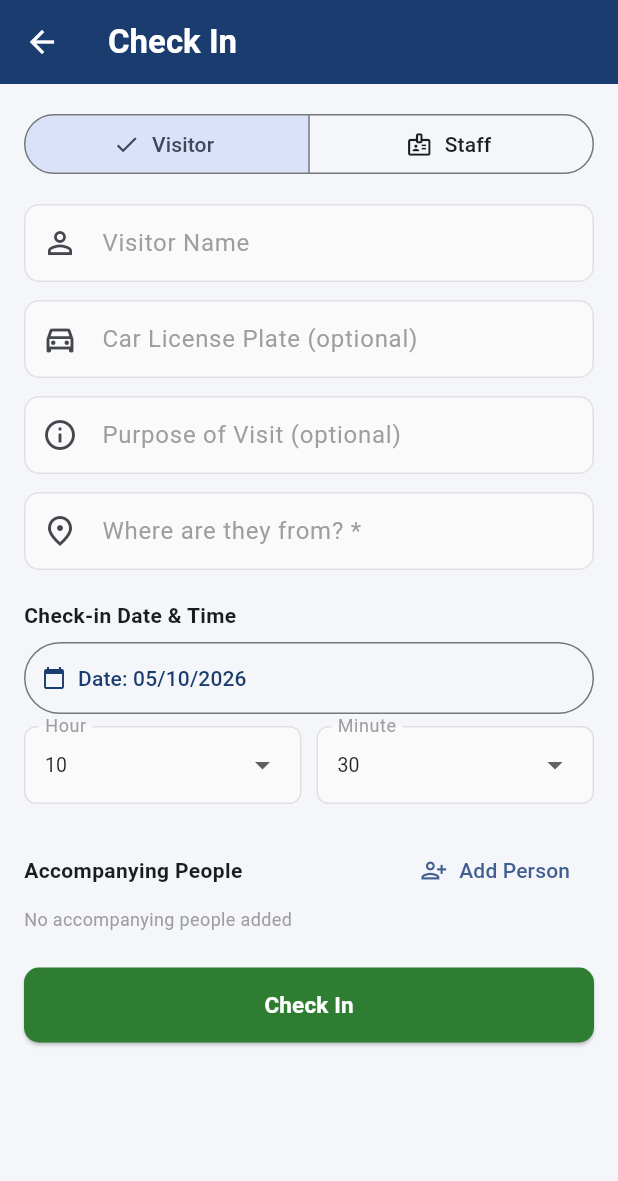
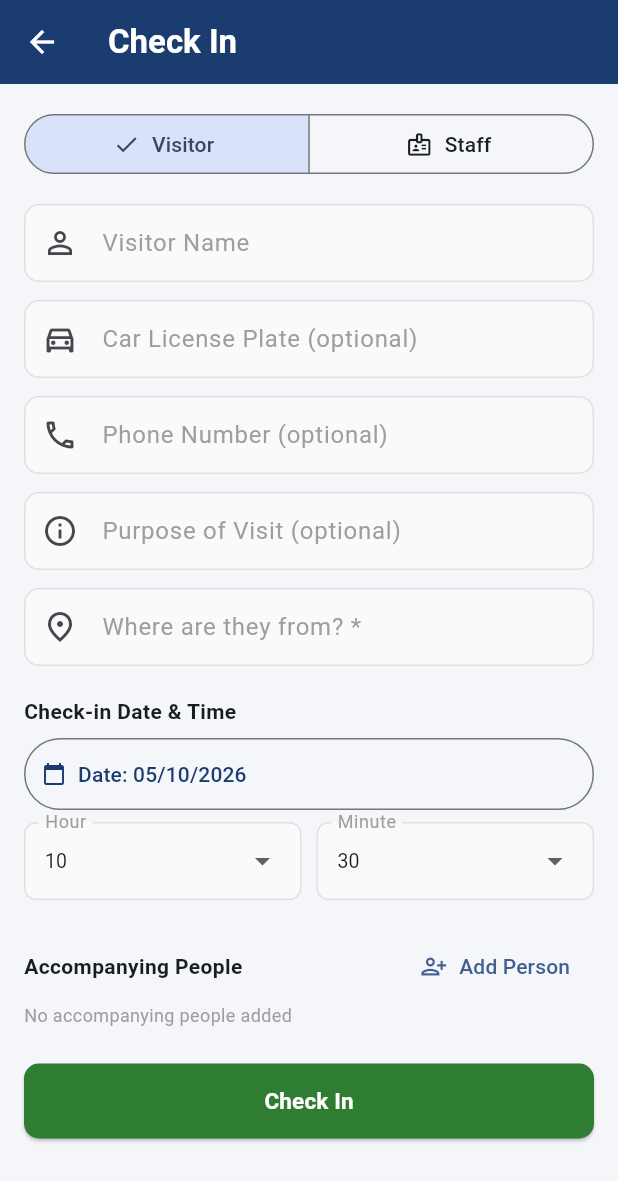
Before and after one commit to Dishu-Bansal/GDCollege, a Flutter app: the VisitorEntryFormScreen screen opened directly, on a phone screen of 412 x 824 dp. Shown: the top 1181 px of the screen. Run offline on Flutter 3.47's test engine with Material 3 defaults, Android fonts, the phone set to English and light mode, and no system bars; our stand-ins replace cloud_firestore, file_picker, firebase_auth, firebase_core, firebase_storage, flutter_riverpod and 1 more; missing offline and left inert: dart:html, dart:ui_web, excel, image_network, pdfx; accounts and stored records are empty; Roboto replaces fonts that are missing (Poppins); statements that could not run were skipped.

Commit message:
feat: phone number on visitor check-in with autofill
- Optional Phone field on the entry form (10-digit check when filled); picking a visitor fills it from the profile, picking staff fills it from their mobile.

- Phone snapshots onto visit + log event docs and updates the visitor profile (new field, old docs read empty). Shown on the visitor detail header and visit rows.

```diff
--- a/lib/visitor_management/models/visitor_models.dart
+++ b/lib/visitor_management/models/visitor_models.dart
@@ -19,6 +19,10 @@ class VisitorModel {
   /// Last known place the visitor comes from (autocomplete suggestions).
   String fromPlace;
 
+  /// Last known phone number (autofills the check-in form on pick).
+  /// Added after launch: old docs lack the key and read as ''.
+  String phone;
+
   VisitorModel({
     this.id,
     this.name = '',
@@ -28,6 +32,7 @@ class VisitorModel {
     this.lastCheckOutAt,
     this.vehicleNumber = '',
     this.fromPlace = '',
+    this.phone = '',
   });
 
   factory VisitorModel.fromFirestore(String id, Map<String, dynamic> d) =>
@@ -46,6 +51,7 @@ class VisitorModel {
             : null,
         vehicleNumber: d['vehicleNumber'] ?? '',
         fromPlace: d['fromPlace'] ?? '',
+        phone: d['phone'] ?? '',
       );
 
   Map<String, dynamic> toFirestore() => {
@@ -59,6 +65,7 @@ class VisitorModel {
     'lastCheckOutAt': lastCheckOutAt?.toIso8601String(),
     'vehicleNumber': vehicleNumber,
     'fromPlace': fromPlace,
+    'phone': phone,
   };
 }
 
@@ -90,6 +97,7 @@ class VisitorEventModel {
   String vehicleNumber;
   String purpose;
   String fromPlace;
+  String phone;
   List<String> accompanyingPeople;
 
   /// Staff email that recorded the event.
@@ -107,6 +115,7 @@ class VisitorEventModel {
     this.vehicleNumber = '',
     this.purpose = '',
     this.fromPlace = '',
+    this.phone = '',
     this.accompanyingPeople = const [],
     this.by = '',
   })  : at = at ?? DateTime.now(),
@@ -135,6 +144,7 @@ class VisitorEventModel {
         vehicleNumber: d['vehicleNumber'] ?? '',
         purpose: d['purpose'] ?? '',
         fromPlace: d['fromPlace'] ?? '',
+        phone: d['phone'] ?? '',
         accompanyingPeople: List<String>.from(d['accompanyingPeople'] ?? []),
         by: d['by'] ?? '',
       );
@@ -150,6 +160,7 @@ class VisitorEventModel {
     'vehicleNumber': vehicleNumber,
     'purpose': purpose,
     'fromPlace': fromPlace,
+    'phone': phone,
     'accompanyingPeople': accompanyingPeople,
     'by': by,
   };
@@ -173,6 +184,7 @@ class VisitorVisitModel {
   String vehicleNumber;
   String purpose;
   String fromPlace;
+  String phone;
   List<String> accompanyingPeople;
   DateTime checkInAt;
   DateTime? checkOutAt;
@@ -187,6 +199,7 @@ class VisitorVisitModel {
     this.vehicleNumber = '',
     this.purpose = '',
     this.fromPlace = '',
+    this.phone = '',
     this.accompanyingPeople = const [],
     DateTime? checkInAt,
     this.checkOutAt,
@@ -208,6 +221,7 @@ class VisitorVisitModel {
         vehicleNumber: d['vehicleNumber'] ?? '',
         purpose: d['purpose'] ?? '',
         fromPlace: d['fromPlace'] ?? '',
+        phone: d['phone'] ?? '',
         accompanyingPeople: List<String>.from(d['accompanyingPeople'] ?? []),
         checkInAt: d['checkInAt'] != null
             ? DateTime.tryParse(d['checkInAt']) ?? DateTime.now()
@@ -226,6 +240,7 @@ class VisitorVisitModel {
     'vehicleNumber': vehicleNumber,
     'purpose': purpose,
     'fromPlace': fromPlace,
+    'phone': phone,
     'accompanyingPeople': accompanyingPeople,
     'checkInAt': checkInAt.toIso8601String(),
     'checkOutAt': checkOutAt?.toIso8601String(),
--- a/lib/visitor_management/repositories/visitor_repository.dart
+++ b/lib/visitor_management/repositories/visitor_repository.dart
@@ -33,6 +33,7 @@ abstract class VisitorRepository {
     required String vehicleNumber,
     required String purpose,
     required String fromPlace,
+    required String phone,
     required List<String> accompanyingPeople,
     DateTime? at,
   });
--- a/lib/visitor_management/screens/visitor_detail_screen.dart
+++ b/lib/visitor_management/screens/visitor_detail_screen.dart
@@ -64,6 +64,12 @@ class VisitorDetailScreen extends StatelessWidget {
                       style: TextStyle(
                           fontSize: 13, color: Colors.grey.shade600),
                     ),
+                    if (visitor.phone.isNotEmpty)
+                      Text(
+                        'Phone: ${visitor.phone}',
+                        style: TextStyle(
+                            fontSize: 13, color: Colors.grey.shade600),
+                      ),
                     if (visitor.firstVisitAt != null)
                       Text(
                         'First visit: ${_fmtDateTime(visitor.firstVisitAt!)}',
@@ -162,7 +168,8 @@ class _VisitCard extends StatelessWidget {
               style: TextStyle(fontSize: 12, color: Colors.grey.shade700)),
         if (visit.purpose.isNotEmpty ||
             visit.vehicleNumber.isNotEmpty ||
-            visit.fromPlace.isNotEmpty) ...[
+            visit.fromPlace.isNotEmpty ||
+            visit.phone.isNotEmpty) ...[
           const SizedBox(height: 6),
           Wrap(spacing: 12, runSpacing: 4, children: [
             if (visit.purpose.isNotEmpty)
@@ -171,6 +178,8 @@ class _VisitCard extends StatelessWidget {
               _InfoItem(Icons.directions_car_outlined, visit.vehicleNumber),
             if (visit.fromPlace.isNotEmpty)
               _InfoItem(Icons.place_outlined, visit.fromPlace),
+            if (visit.phone.isNotEmpty)
+              _InfoItem(Icons.phone_outlined, visit.phone),
           ]),
         ],
         if (visit.accompanyingPeople.isNotEmpty) ...[
--- a/lib/visitor_management/screens/visitor_entry_form_screen.dart
+++ b/lib/visitor_management/screens/visitor_entry_form_screen.dart
@@ -46,6 +46,7 @@ class _VisitorEntryFormScreenState
   final _vehicleCtrl = TextEditingController();
   final _purposeCtrl = TextEditingController();
   final _fromCtrl = TextEditingController();
+  final _phoneCtrl = TextEditingController();
   final List<TextEditingController> _accompanyingCtrls = [];
 
   bool _saving = false;
@@ -100,6 +101,7 @@ class _VisitorEntryFormScreenState
     _vehicleCtrl.dispose();
     _purposeCtrl.dispose();
     _fromCtrl.dispose();
+    _phoneCtrl.dispose();
     for (final c in _accompanyingCtrls) {
       c.dispose();
     }
@@ -134,9 +136,9 @@ class _VisitorEntryFormScreenState
   }
 
   /// Picks a previous visitor: remembers the selection, fills the name,
-  /// last known car plate and from-place, and collapses the suggestion list.
-  /// Always overwrites the car/from fields (even with empty) so stale values
-  /// from a previous pick never linger.
+  /// last known car plate, from-place and phone, and collapses the
+  /// suggestion list. Always overwrites those fields (even with empty) so
+  /// stale values from a previous pick never linger.
   void _pickSuggestion(VisitorModel v) {
     // Setting controller text fires onChanged synchronously, which would
     // wipe the just-made selection — suppress it for this programmatic set.
@@ -150,6 +152,7 @@ class _VisitorEntryFormScreenState
       _selectedVisitor = v;
       _vehicleCtrl.text = v.vehicleNumber;
       _fromCtrl.text = v.fromPlace;
+      _phoneCtrl.text = v.phone;
     });
   }
 
@@ -169,6 +172,7 @@ class _VisitorEntryFormScreenState
       _vehicleCtrl.clear();
       _purposeCtrl.clear();
       _fromCtrl.clear();
+      _phoneCtrl.clear();
       for (final c in _accompanyingCtrls) {
         c.dispose();
       }
@@ -196,6 +200,13 @@ class _VisitorEntryFormScreenState
       );
       return;
     }
+    final phoneDigits = _phoneCtrl.text.replaceAll(RegExp(r'\D'), '');
+    if (phoneDigits.isNotEmpty && phoneDigits.length < 10) {
+      ScaffoldMessenger.of(context).showSnackBar(
+        const SnackBar(content: Text('Enter a valid 10-digit phone number')),
+      );
+      return;
+    }
     if (_checkInAt.isAfter(DateTime.now())) {
       ScaffoldMessenger.of(context).showSnackBar(
         const SnackBar(content: Text('Check-in time cannot be in the future')),
@@ -214,6 +225,7 @@ class _VisitorEntryFormScreenState
         vehicleNumber: _vehicleCtrl.text,
         purpose: _purposeCtrl.text,
         fromPlace: fromPlace,
+        phone: _phoneCtrl.text,
         accompanyingPeople: _accompanyingNames,
         at: _checkInAt,
       );
@@ -280,6 +292,18 @@ class _VisitorEntryFormScreenState
                   labelText: 'Car License Plate (optional)',
                   hintText: 'e.g. HR 26 AB 1234',
                   prefixIcon: Icon(Icons.directions_car_outlined),
+                ),
+              ),
+              const SizedBox(height: 12),
+
+              // Phone number (autofills from the picked visitor / staff)
+              TextField(
+                controller: _phoneCtrl,
+                keyboardType: TextInputType.phone,
+                decoration: const InputDecoration(
+                  labelText: 'Phone Number (optional)',
+                  hintText: 'e.g. 98765 43210',
+                  prefixIcon: Icon(Icons.phone_outlined),
                 ),
               ),
               const SizedBox(height: 12),
@@ -438,6 +462,11 @@ class _VisitorEntryFormScreenState
         if (s != null) {
           final place = _staffFromPlace(s);
           if (place.isNotEmpty) _fromCtrl.text = place;
+          // Same for the phone number (primary mobile, else secondary).
+          final phone = s.mobileNo1.trim().isNotEmpty
+              ? s.mobileNo1.trim()
+              : s.mobileNo2.trim();
+          if (phone.isNotEmpty) _phoneCtrl.text = phone;
         }
       }),
     );
--- a/lib/visitor_management/services/firebase_visitor_service.dart
+++ b/lib/visitor_management/services/firebase_visitor_service.dart
@@ -104,6 +104,7 @@ class FirebaseVisitorRepository implements VisitorRepository {
     required String vehicleNumber,
     required String purpose,
     required String fromPlace,
+    required String phone,
     required List<String> accompanyingPeople,
     DateTime? at,
   }) async {
@@ -127,6 +128,9 @@ class FirebaseVisitorRepository implements VisitorRepository {
       if (fromPlace.trim().isNotEmpty) {
         update['fromPlace'] = fromPlace.trim();
       }
+      if (phone.trim().isNotEmpty) {
+        update['phone'] = phone.trim();
+      }
       batch.update(_visitors.doc(visitorId), update);
       personRefId = visitorId;
     } else {
@@ -140,6 +144,7 @@ class FirebaseVisitorRepository implements VisitorRepository {
         lastVisitAt: now,
         vehicleNumber: vehicleNumber.trim(),
         fromPlace: fromPlace.trim(),
+        phone: phone.trim(),
       ).toFirestore());
       personRefId = ref.id;
     }
@@ -152,6 +157,7 @@ class FirebaseVisitorRepository implements VisitorRepository {
       vehicleNumber: vehicleNumber.trim(),
       purpose: purpose.trim(),
       fromPlace: fromPlace.trim(),
+      phone: phone.trim(),
       accompanyingPeople: accompanyingPeople
           .map((e) => e.trim())
           .where((e) => e.isNotEmpty)
@@ -175,6 +181,7 @@ class FirebaseVisitorRepository implements VisitorRepository {
           vehicleNumber: visit.vehicleNumber,
           purpose: visit.purpose,
           fromPlace: visit.fromPlace,
+          phone: visit.phone,
           accompanyingPeople: visit.accompanyingPeople,
           by: visit.checkedInBy,
         ).toFirestore());
@@ -220,6 +227,7 @@ class FirebaseVisitorRepository implements VisitorRepository {
           vehicleNumber: (data['vehicleNumber'] ?? '').toString(),
           purpose: (data['purpose'] ?? '').toString(),
           fromPlace: (data['fromPlace'] ?? '').toString(),
+          phone: (data['phone'] ?? '').toString(),
           accompanyingPeople:
               List<String>.from(data['accompanyingPeople'] ?? []),
           by: by,
@@ -264,6 +272,7 @@ class FirebaseVisitorRepository implements VisitorRepository {
       final vehicleNumber = (data['vehicleNumber'] ?? '').toString();
       final purpose = (data['purpose'] ?? '').toString();
       final fromPlace = (data['fromPlace'] ?? '').toString();
+      final phone = (data['phone'] ?? '').toString();
       final accompanying =
           List<String>.from(data['accompanyingPeople'] ?? []);
       final checkInAt = _parseAt(data['checkInAt']);
@@ -286,6 +295,7 @@ class FirebaseVisitorRepository implements VisitorRepository {
             vehicleNumber: vehicleNumber,
             purpose: purpose,
             fromPlace: fromPlace,
+            phone: phone,
             accompanyingPeople: accompanying,
             by: (data['checkedInBy'] ?? '').toString(),
           ),
@@ -307,6 +317,7 @@ class FirebaseVisitorRepository implements VisitorRepository {
             vehicleNumber: vehicleNumber,
             purpose: purpose,
             fromPlace: fromPlace,
+            phone: phone,
             accompanyingPeople: accompanying,
             by: (data['checkedOutBy'] ?? '').toString(),
           ),
```
